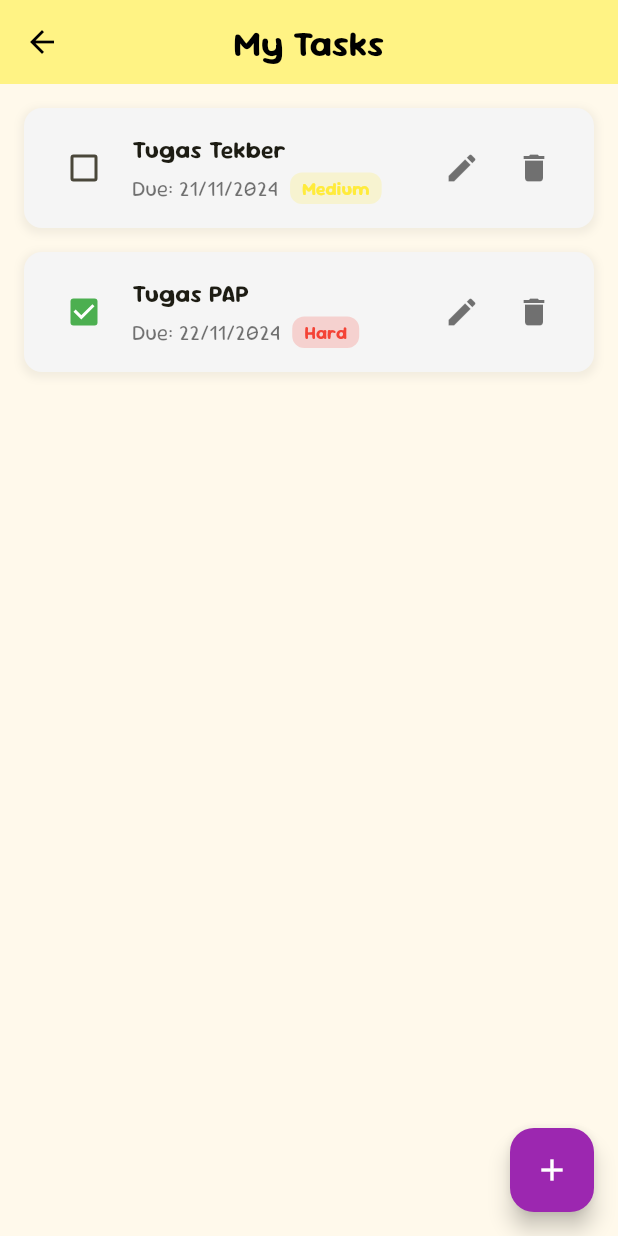
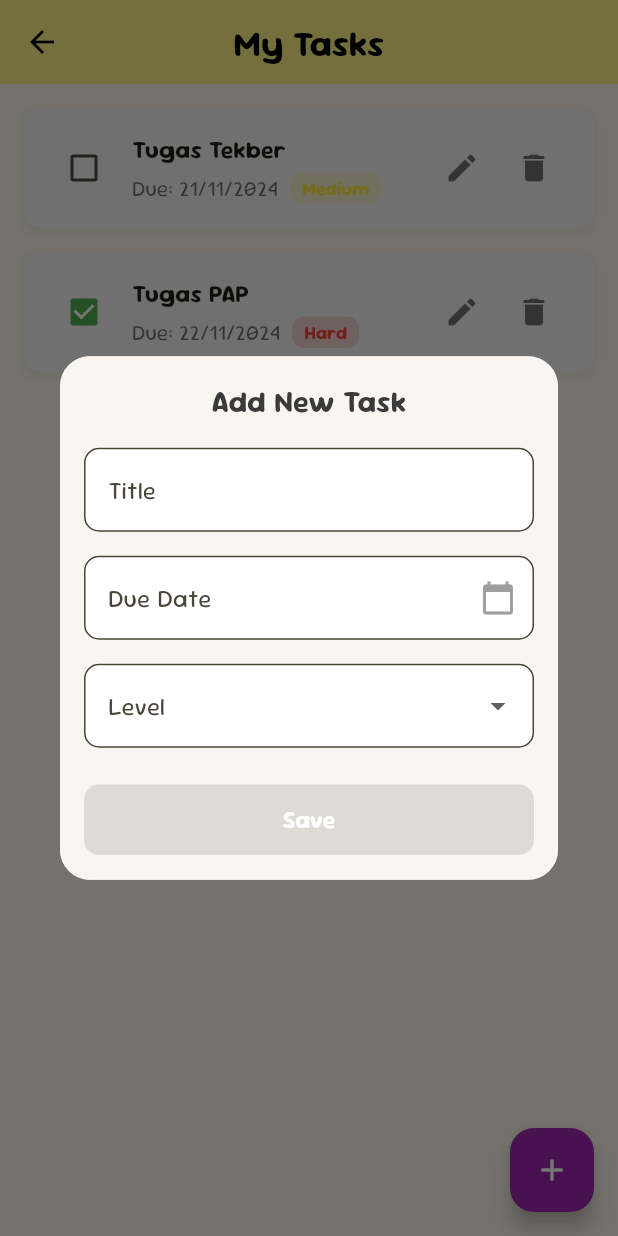
Before and after one commit to farrelputras/fp_tekber_kel4_notes, a Flutter app: the MyTaskScreen screen opened directly, after a tap on the "add" icon, on a phone screen of 412 x 824 dp. Run offline on Flutter 3.47's test engine with Material 3 defaults, Android fonts, the phone set to English and light mode, and no system bars; our stand-ins replace get.

Commit message:
add task - vania

```diff
--- /dev/null
+++ b/lib/screens/add_task_screen.dart
@@ -0,0 +1,195 @@
+import 'package:flutter/material.dart';
+
+class AddTaskScreen extends StatefulWidget {
+  @override
+  State<AddTaskScreen> createState() => _AddTaskScreenState();
+}
+
+class _AddTaskScreenState extends State<AddTaskScreen> {
+  final TextEditingController _titleController = TextEditingController();
+  DateTime? _dueDate;
+  String? _selectedLevel;
+
+  final List<Map<String, dynamic>> _levels = [
+    {'label': 'Easy', 'color': Colors.green},
+    {'label': 'Medium', 'color': Colors.orange},
+    {'label': 'Hard', 'color': Colors.red},
+  ];
+
+  bool get _isFormValid =>
+      _titleController.text.isNotEmpty && _dueDate != null && _selectedLevel != null;
+
+  Future<void> _pickDate() async {
+    final now = DateTime.now();
+    final pickedDate = await showDatePicker(
+      context: context,
+      initialDate: now,
+      firstDate: now,
+      lastDate: DateTime(2100),
+    );
+    if (pickedDate != null) {
+      setState(() {
+        _dueDate = pickedDate;
+      });
+    }
+  }
+
+  @override
+  void dispose() {
+    _titleController.dispose();
+    super.dispose();
+  }
+
+  @override
+  Widget build(BuildContext context) {
+    return Dialog(
+      shape: RoundedRectangleBorder(borderRadius: BorderRadius.circular(20)),
+      child: Container(
+        padding: const EdgeInsets.all(16),
+        decoration: BoxDecoration(
+          color: const Color(0xFFF9F5F0),
+          borderRadius: BorderRadius.circular(20),
+        ),
+        child: Column(
+          mainAxisSize: MainAxisSize.min,
+          crossAxisAlignment: CrossAxisAlignment.stretch,
+          children: [
+            const Text(
+              "Add New Task",
+              textAlign: TextAlign.center,
+              style: TextStyle(
+                fontSize: 20,
+                fontWeight: FontWeight.bold,
+                color: Color(0xFF3A3A3A),
+              ),
+            ),
+            const SizedBox(height: 16),
+            TextField(
+              controller: _titleController,
+              decoration: InputDecoration(
+                labelText: "Title",
+                border: OutlineInputBorder(
+                  borderRadius: BorderRadius.circular(10),
+                ),
+                filled: true,
+                fillColor: Colors.white,
+              ),
+              onChanged: (value) => setState(() {}),
+            ),
+            const SizedBox(height: 16),
+            GestureDetector(
+              onTap: _pickDate,
+              child: AbsorbPointer(
+                child: TextField(
+                  decoration: InputDecoration(
+                    labelText: "Due Date",
+                    border: OutlineInputBorder(
+                      borderRadius: BorderRadius.circular(10),
+                    ),
+                    filled: true,
+                    fillColor: Colors.white,
+                    suffixIcon: const Icon(Icons.calendar_today, color: Colors.grey),
+                  ),
+                  controller: TextEditingController(
+                    text: _dueDate == null
+                        ? ""
+                        : "${_dueDate!.day}/${_dueDate!.month}/${_dueDate!.year}",
+                  ),
+                ),
+              ),
+            ),
+            const SizedBox(height: 16),
+            DropdownButtonFormField<String>(
+              value: _selectedLevel,
+              decoration: InputDecoration(
+                labelText: "Level",
+                border: OutlineInputBorder(
+                  borderRadius: BorderRadius.circular(10),
+                ),
+                filled: true,
+                fillColor: Colors.white,
+              ),
+              items: _levels.map((level) {
+                return DropdownMenuItem<String>(
+                  value: level['label'],
+                  child: Row(
+                    children: [
+                      Container(
+                        width: 10,
+                        height: 10,
+                        margin: const EdgeInsets.only(right: 8),
+                        decoration: BoxDecoration(
+                          color: level['color'],
+                          shape: BoxShape.circle,
+                        ),
+                      ),
+                      Text(level['label']),
+                    ],
+                  ),
+                );
+              }).toList(),
+              onChanged: (value) {
+                setState(() {
+                  _selectedLevel = value;
+                });
+              },
+            ),
+            const SizedBox(height: 24),
+            ElevatedButton(
+              onPressed: _isFormValid
+                  ? () {
+                      Navigator.of(context).pop();
+                    }
+                  : null,
+              style: ElevatedButton.styleFrom(
+                backgroundColor: _isFormValid ? const Color(0xFFB085D6) : Colors.grey,
+                shape: RoundedRectangleBorder(
+                  borderRadius: BorderRadius.circular(10),
+                ),
+                padding: const EdgeInsets.symmetric(vertical: 12),
+              ),
+              child: const Text(
+                "Save",
+                style: TextStyle(
+                  fontSize: 16,
+                  fontWeight: FontWeight.bold,
+                  color: Colors.white,
+                ),
+              ),
+            ),
+          ],
+        ),
+      ),
+    );
+  }
+}
+
+class MyApp extends StatelessWidget {
+  @override
+  Widget build(BuildContext context) {
+    return MaterialApp(
+      debugShowCheckedModeBanner: false,
+      home: Scaffold(
+        appBar: AppBar(
+          title: const Text("My Tasks"),
+          backgroundColor: const Color(0xFFFFD966),
+        ),
+        body: Center(
+          child: const Text("Task List"),
+        ),
+        floatingActionButton: FloatingActionButton(
+          onPressed: () {
+            showDialog(
+              context: context,
+              builder: (context) => AddTaskScreen(),
+            );
+          },
+          backgroundColor: Colors.purple,
+          child: const Icon(Icons.add, color: Colors.white),
+        ),
+      ),
+    );
+  }
+}
+
+void main() => runApp(MyApp());
--- a/lib/screens/my_task_screen.dart
+++ b/lib/screens/my_task_screen.dart
@@ -1,4 +1,5 @@
 import 'package:flutter/material.dart';
+import 'add_task_screen.dart';
 
 class MyTaskScreen extends StatelessWidget {
   const MyTaskScreen({super.key});
@@ -50,11 +51,14 @@ class MyTaskScreen extends StatelessWidget {
         ),
       ),
       floatingActionButton: FloatingActionButton(
-        onPressed: () {
-          // Tambahkan fungsi untuk menambah tugas
-        },
-        backgroundColor: Colors.purple,
-        child: const Icon(Icons.add, color: Colors.white),
+           onPressed: () {
+             showDialog(
+            context: context,
+            builder: (context) => AddTaskScreen(),
+             );
+              },
+           backgroundColor: Colors.purple,
+           child: const Icon(Icons.add, color: Colors.white),
       ),
     );
   }
```
